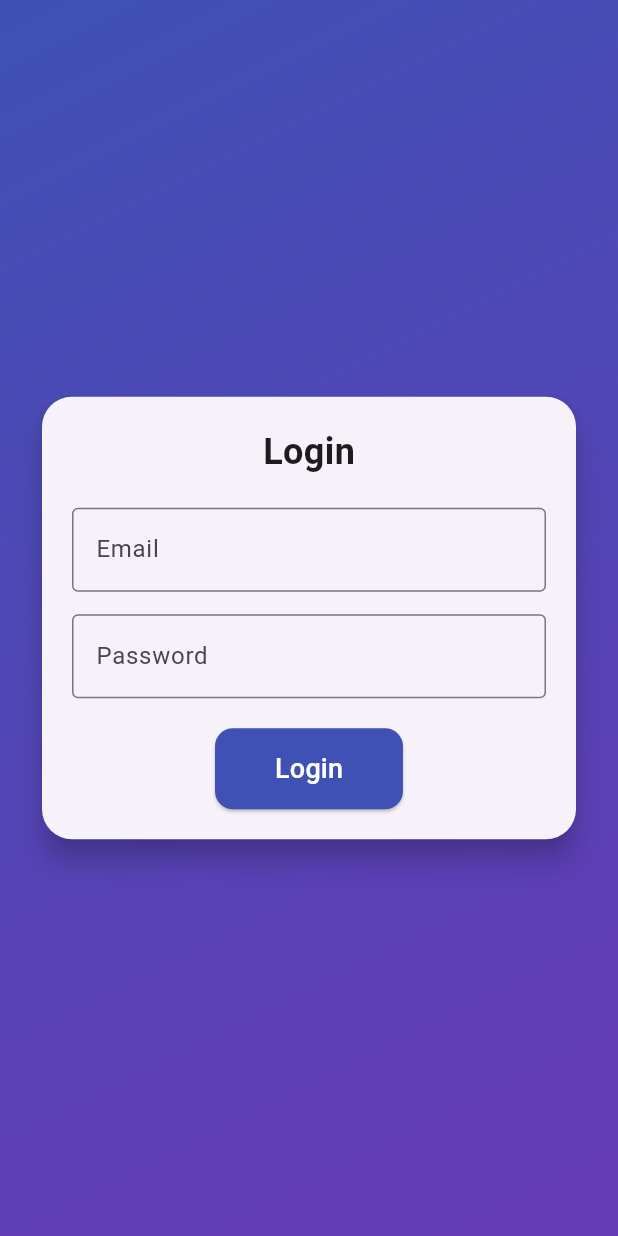
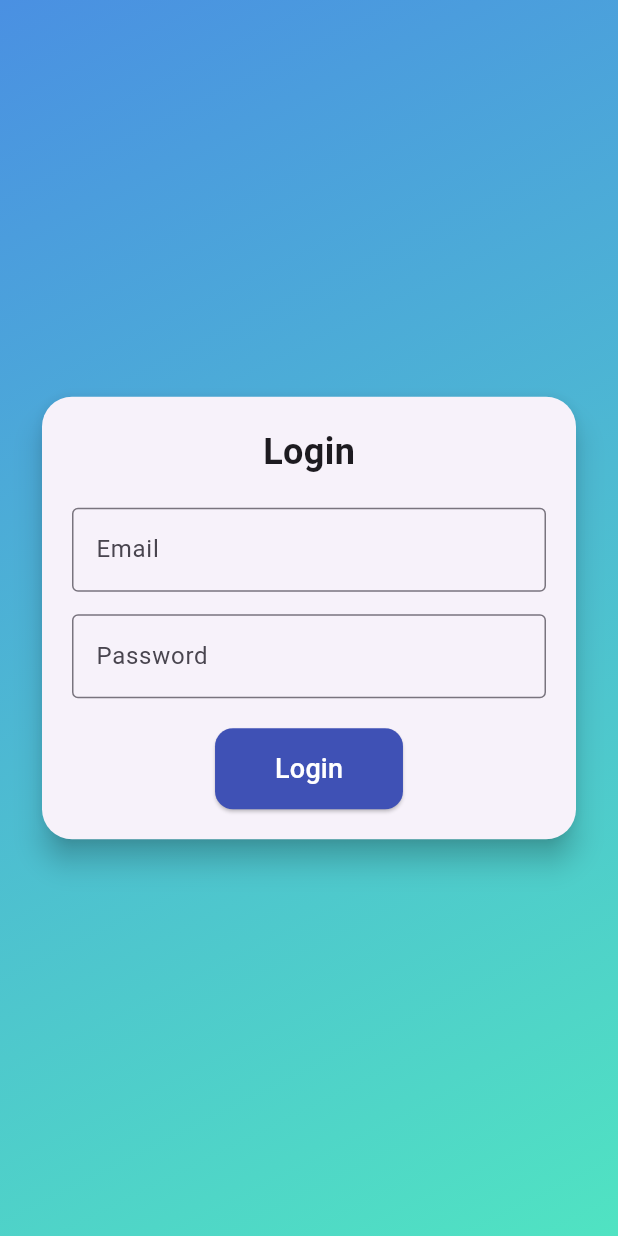
Before and after one commit to shraddhashelar18/vsmart_project, a Flutter app: the screen it shows after launch, on a phone screen of 412 x 824 dp. Run offline on Flutter 3.47's test engine with Material 3 defaults, Android fonts, the light colour scheme and no system bars; our stand-ins replace cloud_firestore, firebase_core, pdf; accounts and stored records are empty.

Commit message:
33rd commit

```diff
--- a/lib/screens/student/student_attendance_screen.dart
+++ b/lib/screens/student/student_attendance_screen.dart
@@ -9,7 +9,7 @@ class StudentAttendanceScreen extends StatelessWidget {
     return Scaffold(
       backgroundColor: AppColors.bgColor,
       appBar: AppBar(
-        backgroundColor: AppColors.primary,
+        backgroundColor: AppColors.primaryColor,
         title: const Text("Attendance"),
       ),
       body: Padding(
--- a/lib/screens/student/student_dashboard.dart
+++ b/lib/screens/student/student_dashboard.dart
@@ -4,15 +4,15 @@ import '../../widgets/section_title.dart';
 import '../../widgets/gradient_button.dart';
 import '../../theme/app_colors.dart';
 
-class StudentDashboardScreen extends StatelessWidget {
-  const StudentDashboardScreen({super.key});
+class StudentDashboard extends StatelessWidget {
+  const StudentDashboard({super.key});
 
   @override
   Widget build(BuildContext context) {
     return Scaffold(
       backgroundColor: AppColors.bgColor,
       appBar: AppBar(
-        backgroundColor: AppColors.primary,
+        backgroundColor: AppColors.primaryColor,
         title: const Text("Student Dashboard"),
       ),
       body: SingleChildScrollView(
--- a/lib/screens/student/student_marks_screen.dart
+++ b/lib/screens/student/student_marks_screen.dart
@@ -9,7 +9,7 @@ class StudentMarksScreen extends StatelessWidget {
     return Scaffold(
       backgroundColor: AppColors.bgColor,
       appBar: AppBar(
-        backgroundColor: AppColors.primary,
+        backgroundColor: AppColors.primaryColor,
         title: const Text("Marks & Analytics"),
       ),
       body: Padding(
--- a/lib/screens/student/student_pdf_screen.dart
+++ b/lib/screens/student/student_pdf_screen.dart
@@ -9,13 +9,13 @@ class StudentPDFScreen extends StatelessWidget {
     return Scaffold(
       backgroundColor: AppColors.bgColor,
       appBar: AppBar(
-        backgroundColor: AppColors.primary,
+        backgroundColor: AppColors.primaryColor,
         title: const Text("Download PDF"),
       ),
       body: Center(
         child: ElevatedButton.icon(
           style: ElevatedButton.styleFrom(
-            backgroundColor: AppColors.primary,
+            backgroundColor: AppColors.primaryColor,
             padding: const EdgeInsets.all(15),
           ),
           icon: const Icon(Icons.picture_as_pdf),
--- a/lib/theme/app_colors.dart
+++ b/lib/theme/app_colors.dart
@@ -1,12 +1,19 @@
 import 'package:flutter/material.dart';
 
 class AppColors {
-  static const gradient = LinearGradient(
-    colors: [Colors.indigo, Colors.deepPurple],
+  static const primaryColor = Color(0xFF4A90E2); // Blue
+  static const accentColor = Color(0xFF50E3C2); // Mint
+  static const bgColor = Color(0xFFF5F7FA);
+  static const cardColor = Colors.white;
+  static const textColor = Colors.black87;
+
+  // ✅ ADD THIS
+  static const LinearGradient gradient = LinearGradient(
     begin: Alignment.topLeft,
     end: Alignment.bottomRight,
+    colors: [
+      primaryColor,
+      accentColor,
+    ],
   );
-
-  static const cardColor = Colors.white;
-  static const textDark = Colors.black87;
 }
--- a/pubspec.yaml
+++ b/pubspec.yaml
@@ -23,7 +23,6 @@ dependencies:
   cloud_firestore: ^5.4.4
   firebase_auth: ^5.3.3
 
-
   # Styling & utilities
   google_fonts: ^6.0.0
 
@@ -32,6 +31,10 @@ dependencies:
 
   # Icons
   flutter_svg: ^2.1.0
+
+  # PDF generation + printing
+  pdf: ^3.11.0
+  printing: ^5.13.0
 
 dev_dependencies:
   flutter_test:
```
Also changed, not shown: lib/screens/parent/parent_dashboard.dart (+18 -7 lines), lib/screens/teacher/teacher_dashboard.dart (+3 -9 lines), lib/services/firestore_service.dart (+10 -0 lines), lib/widgets/info_card.dart (+45 -10 lines), pubspec.lock, 5 other files.
